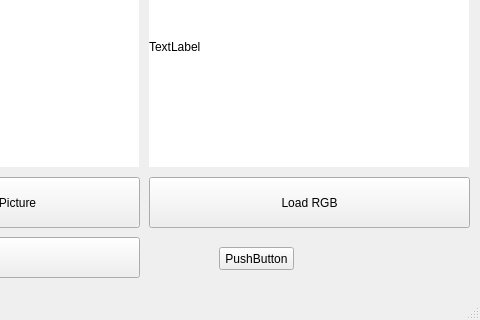
Qt form mainwindow.ui (Chia-ChunHsu/Corresponding) before a commit; both pictures show x 191 to 671 and y 100 to 420 of the 671 by 420 pixel window.
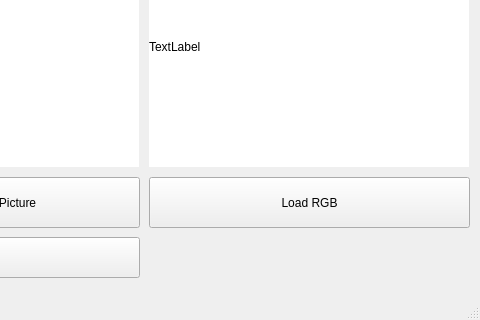
The same form after that commit.

What changed in the file:
```diff
--- a/mainwindow.ui
+++ b/mainwindow.ui
@@ -85,19 +85,6 @@
      <string>Point</string>
     </property>
    </widget>
-   <widget class="QPushButton" name="pushButton">
-    <property name="geometry">
-     <rect>
-      <x>410</x>
-      <y>330</y>
-      <width>75</width>
-      <height>23</height>
-     </rect>
-    </property>
-    <property name="text">
-     <string>PushButton</string>
-    </property>
-   </widget>
   </widget>
   <widget class="QMenuBar" name="menuBar">
    <property name="geometry">
```
Left out of the diff: 2 changed lines with no effect on the pictures.
